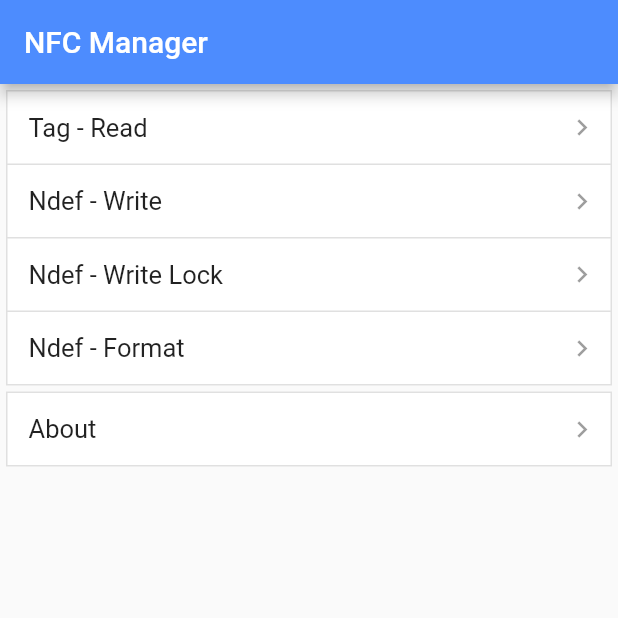
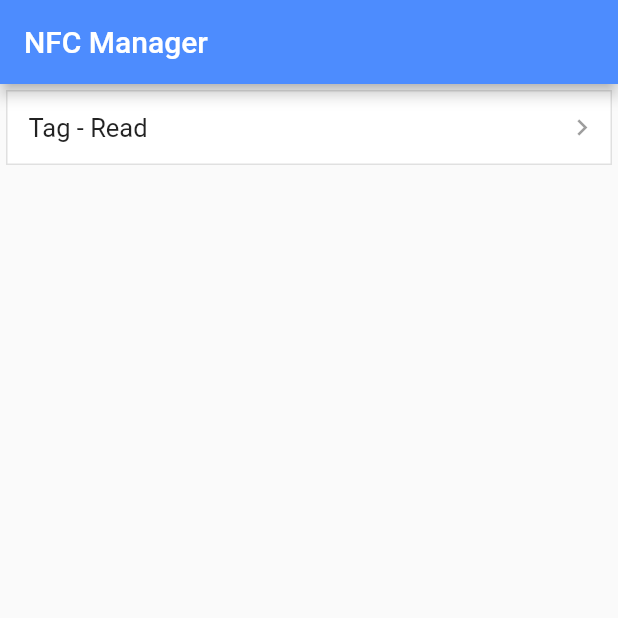
Before and after one commit to MohamadAbdUlaziz938/nfc-manager, a Flutter app: the screen it shows after launch, on a phone screen of 412 x 824 dp, the top half of it. Run offline on Flutter 3.47's test engine with Material 2 defaults, Android fonts, the phone set to English and light mode, and no system bars; our stand-ins replace package_info, sqflite; missing offline and left inert: nfc_manager; accounts and stored records are empty.

Commit message:
refactorign code

```diff
--- a/lib/view/app.dart
+++ b/lib/view/app.dart
@@ -51,38 +51,38 @@ class _Home extends StatelessWidget {
                 builder: (context) => TagReadPage.withDependency(),
               )),
             ),
-            FormRow(
-              title: Text('Ndef - Write'),
-              trailing: Icon(Icons.chevron_right),
-              onTap: () => Navigator.push(context, MaterialPageRoute(
-                builder: (context) => NdefWritePage.withDependency(),
-              )),
-            ),
-            FormRow(
-              title: Text('Ndef - Write Lock'),
-              trailing: Icon(Icons.chevron_right),
-              onTap: () => Navigator.push(context, MaterialPageRoute(
-                builder: (context) => NdefWriteLockPage.withDependency(),
-              )),
-            ),
-            if (Platform.isAndroid)
-              FormRow(
-                title: Text('Ndef - Format'),
-                trailing: Icon(Icons.chevron_right),
-                onTap: () => Navigator.push(context, MaterialPageRoute(
-                  builder: (context) => NdefFormatPage.withDependency(),
-                )),
-              ),
+            // FormRow(
+            //   title: Text('Ndef - Write'),
+            //   trailing: Icon(Icons.chevron_right),
+            //   onTap: () => Navigator.push(context, MaterialPageRoute(
+            //     builder: (context) => NdefWritePage.withDependency(),
+            //   )),
+            // ),
+            // FormRow(
+            //   title: Text('Ndef - Write Lock'),
+            //   trailing: Icon(Icons.chevron_right),
+            //   onTap: () => Navigator.push(context, MaterialPageRoute(
+            //     builder: (context) => NdefWriteLockPage.withDependency(),
+            //   )),
+            // ),
+            // if (Platform.isAndroid)
+            //   FormRow(
+            //     title: Text('Ndef - Format'),
+            //     trailing: Icon(Icons.chevron_right),
+            //     onTap: () => Navigator.push(context, MaterialPageRoute(
+            //       builder: (context) => NdefFormatPage.withDependency(),
+            //     )),
+            //   ),
           ]),
-          FormSection(children: [
-            FormRow(
-              title: Text('About'),
-              trailing: Icon(Icons.chevron_right),
-              onTap: () => Navigator.push(context, MaterialPageRoute(
-                builder: (context) => AboutPage(),
-              )),
-            ),
-          ]),
+          // FormSection(children: [
+          //   FormRow(
+          //     title: Text('About'),
+          //     trailing: Icon(Icons.chevron_right),
+          //     onTap: () => Navigator.push(context, MaterialPageRoute(
+          //       builder: (context) => AboutPage(),
+          //     )),
+          //   ),
+          // ]),
         ],
       ),
     );
```
Also changed, not shown: assets/icon/android.png, assets/icon/android_adaptive.png, assets/icon/ios.png, 27 other files.
